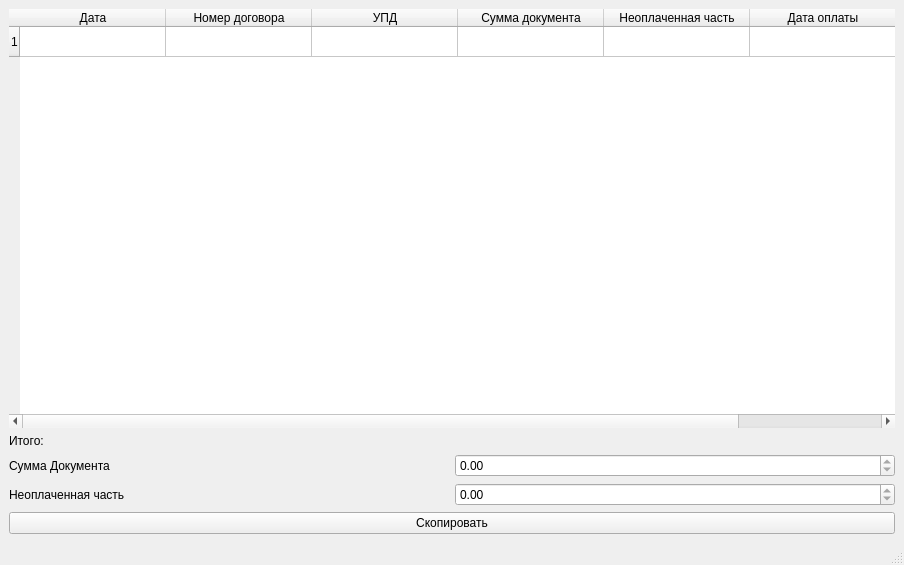
Before: the Qt Designer form design.ui in Leonid-poc/VoltMarket, drawn with Qt 5.
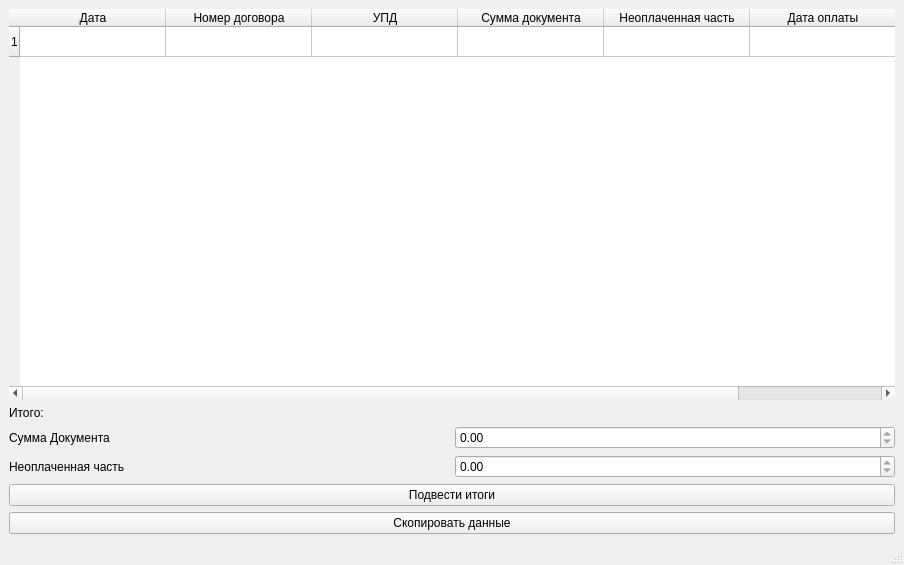
After: the same form once the commit is applied.

Commit message: Форма приложения V1.3

Diff of the .ui file:
```diff
--- a/design.ui
+++ b/design.ui
@@ -102,13 +102,13 @@
       </property>
      </widget>
     </item>
-    <item row="4" column="0" colspan="2">
+    <item row="5" column="0" colspan="2">
      <widget class="QPushButton" name="pushButton">
       <property name="styleSheet">
        <string notr="true"/>
       </property>
       <property name="text">
-       <string>Скопировать</string>
+       <string>Скопировать данные</string>
       </property>
      </widget>
     </item>
@@ -140,6 +140,13 @@
       </property>
      </widget>
     </item>
+    <item row="4" column="0" colspan="2">
+     <widget class="QPushButton" name="pushButton_2">
+      <property name="text">
+       <string>Подвести итоги</string>
+      </property>
+     </widget>
+    </item>
    </layout>
   </widget>
   <widget class="QMenuBar" name="menubar">
```
The commit also changes 1 other file.
